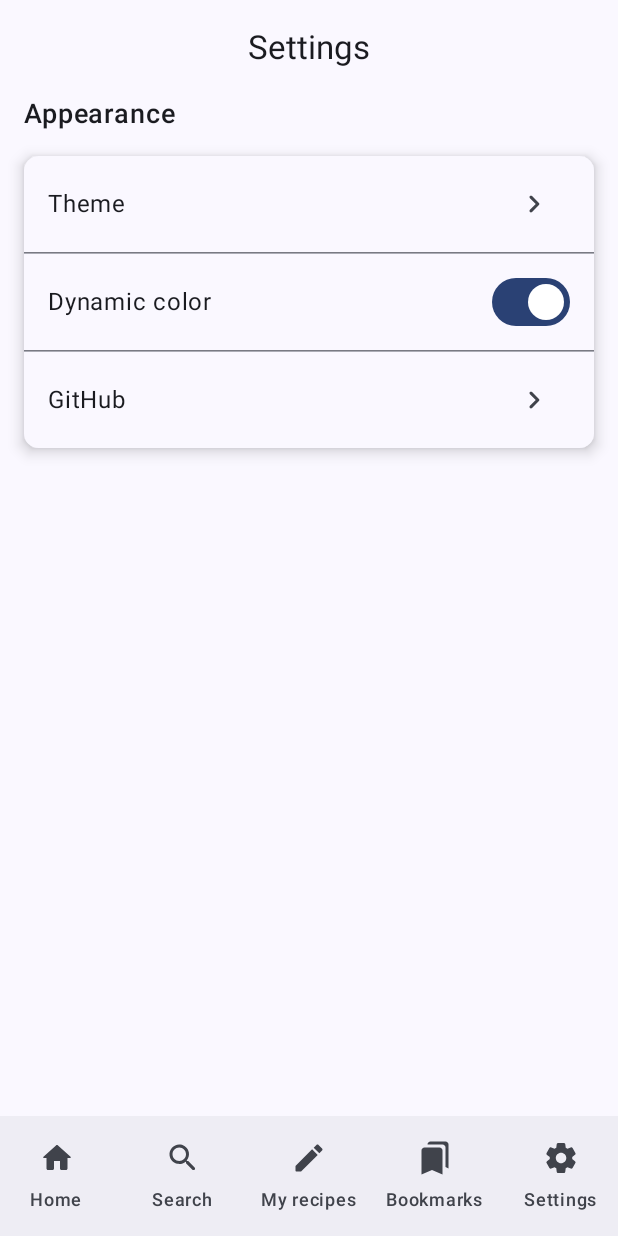
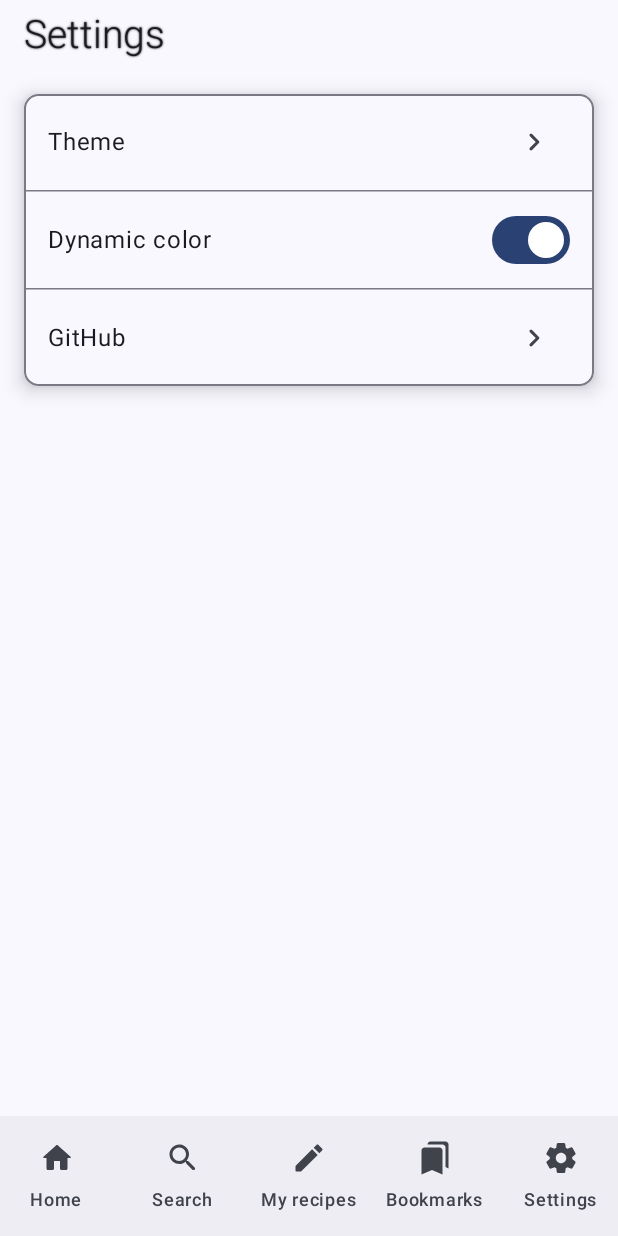
Before and after one commit to ifMaxi/TastyMeal, an Android app built with Jetpack Compose: the BookmarkScreen screen opened through its navigation route, item 5 of the bottom bar chosen, on a phone screen of 412 x 824 dp. Run offline under Robolectric (Android 15) with nearby library versions, the phone set to English and light mode, and no system bars; our stand-ins replace Dagger/Hilt's generated code, Room's generated code, paging; pictures from the network do not load; 6 statements that could not run were skipped.

Commit message:
Latest interface changes.

```diff
--- a/app/src/main/java/com/maxidev/tastymeal/presentation/bookmark/BookmarkScreen.kt
+++ b/app/src/main/java/com/maxidev/tastymeal/presentation/bookmark/BookmarkScreen.kt
@@ -12,6 +12,7 @@ import androidx.compose.foundation.layout.fillMaxSize
 import androidx.compose.foundation.layout.fillMaxWidth
 import androidx.compose.foundation.layout.padding
 import androidx.compose.foundation.layout.size
+import androidx.compose.foundation.layout.wrapContentHeight
 import androidx.compose.foundation.lazy.LazyColumn
 import androidx.compose.foundation.lazy.items
 import androidx.compose.foundation.lazy.rememberLazyListState
@@ -31,8 +32,6 @@ import androidx.compose.material3.SnackbarHost
 import androidx.compose.material3.SnackbarHostState
 import androidx.compose.material3.Text
 import androidx.compose.material3.TextButton
-import androidx.compose.material3.TopAppBarDefaults
-import androidx.compose.material3.rememberTopAppBarState
 import androidx.compose.runtime.Composable
 import androidx.compose.runtime.getValue
 import androidx.compose.runtime.mutableStateOf
@@ -42,7 +41,8 @@ import androidx.compose.runtime.setValue
 import androidx.compose.ui.Alignment
 import androidx.compose.ui.Modifier
 import androidx.compose.ui.draw.clip
-import androidx.compose.ui.input.nestedscroll.nestedScroll
+import androidx.compose.ui.graphics.Shadow
+import androidx.compose.ui.text.TextStyle
 import androidx.compose.ui.text.font.FontWeight
 import androidx.compose.ui.text.style.TextAlign
 import androidx.compose.ui.text.style.TextOverflow
@@ -53,7 +53,6 @@ import androidx.hilt.navigation.compose.hiltViewModel
 import androidx.lifecycle.compose.collectAsStateWithLifecycle
 import com.maxidev.tastymeal.domain.model.Meal
 import com.maxidev.tastymeal.presentation.components.CustomAsyncImage
-import com.maxidev.tastymeal.presentation.components.CustomCenteredTopBar
 import com.maxidev.tastymeal.presentation.components.CustomIconButton
 import com.maxidev.tastymeal.presentation.theme.TastyMealTheme
 import kotlinx.coroutines.launch
@@ -80,29 +79,9 @@ private fun BookmarkContent(
 ) {
     val coroutineScope = rememberCoroutineScope()
     val snackBarHostState = remember { SnackbarHostState() }
-    val topBarState = rememberTopAppBarState()
-    val scrollBehavior = TopAppBarDefaults.enterAlwaysScrollBehavior(topBarState)
     var openDialog by remember { mutableStateOf(false) }
 
-    Scaffold(
-        modifier = Modifier.nestedScroll(scrollBehavior.nestedScrollConnection),
-        snackbarHost = { SnackbarHost(hostState = snackBarHostState) },
-        topBar = {
-            CustomCenteredTopBar(
-                title = {
-                    Text(text = "Bookmarks")
-                },
-                actions = {
-                    CustomIconButton(
-                        imageVector = Icons.Rounded.DeleteSweep,
-                        contentDescription = "Clear all bookmarks",
-                        onClick = { openDialog = true }
-                    )
-                },
-                scrollBehavior = scrollBehavior
-            )
-        }
-    ) { innerPadding ->
+    Scaffold(snackbarHost = { SnackbarHost(hostState = snackBarHostState) }) { innerPadding ->
         val lazyState = rememberLazyListState()
 
         LazyColumn(
@@ -111,8 +90,13 @@ private fun BookmarkContent(
                 .consumeWindowInsets(innerPadding),
             state = lazyState,
             contentPadding = innerPadding,
-            horizontalAlignment = Alignment.CenterHorizontally
+            horizontalAlignment = Alignment.CenterHorizontally,
         ) {
+            item {
+                HeaderTitleWithButton(onClick = { openDialog = true })
+            }
+            item { Spacer(modifier = Modifier.size(20.dp)) }
+
             items(
                 items = allBookmarks,
                 key = { it.idMeal }
@@ -169,6 +153,37 @@ private fun BookmarkContent(
                 shape = RoundedCornerShape(10.dp)
             )
         }
+    }
+}
+
+@Composable
+private fun HeaderTitleWithButton(onClick: () -> Unit) {
+    Row(
+        modifier = Modifier
+            .wrapContentHeight(Alignment.Top)
+            .fillMaxWidth()
+            .padding(horizontal = 16.dp),
+        horizontalArrangement = Arrangement.SpaceBetween,
+        verticalAlignment = Alignment.CenterVertically
+    ) {
+        Text(
+            text = "Bookmarks",
+            style = TextStyle(
+                fontWeight = FontWeight.Light,
+                fontSize = 26.sp,
+                textAlign = TextAlign.Start,
+                shadow = Shadow(
+                    color = MaterialTheme.colorScheme.scrim,
+                    blurRadius = 1f
+                )
+            ),
+            modifier = Modifier.padding(vertical = 8.dp)
+        )
+        CustomIconButton(
+            imageVector = Icons.Rounded.DeleteSweep,
+            contentDescription = "Clear all bookmarks",
+            onClick = onClick
+        )
     }
 }
 
--- a/app/src/main/java/com/maxidev/tastymeal/presentation/detail/MealDetailOfflineScreen.kt
+++ b/app/src/main/java/com/maxidev/tastymeal/presentation/detail/MealDetailOfflineScreen.kt
@@ -149,7 +149,6 @@ private fun ScreenContentOffline(
                     }
                 }
             },
-            zoomImage = { /* TODO: Navigate to zoom. */ },
             meal = meal,
             modifier = Modifier.padding(innerPadding)
         )
--- a/app/src/main/java/com/maxidev/tastymeal/presentation/detail/MealDetailScreen.kt
+++ b/app/src/main/java/com/maxidev/tastymeal/presentation/detail/MealDetailScreen.kt
@@ -193,7 +193,6 @@ private fun ScreenContent(
                             }
                         }
                     },
-                    zoomImage = { /* TODO: Navigate to zoom. */ },
                     meal = meal.data ?: return@Scaffold,
                     modifier = Modifier.padding(innerPadding)
                 )
@@ -209,7 +208,6 @@ fun MealDetailContent(
     modifier: Modifier = Modifier,
     meal: Meal,
     tint: Color,
-    zoomImage: (String) -> Unit,
     onShare: () -> Unit,
     onBookmark: () -> Unit,
     onLink: () -> Unit,
@@ -230,7 +228,6 @@ fun MealDetailContent(
             strMeal = meal.strMeal,
             strMealThumb = meal.strMealThumb,
             strCategory = meal.strCategory,
-            zoomImage = zoomImage,
             tint = tint,
             onBookmark = onBookmark,
             navigateBack = navigateBack
@@ -278,7 +275,6 @@ private fun ImageWithTextHeader(
     strMealThumb: String,
     strCategory: String,
     tint: Color,
-    zoomImage: (String) -> Unit,
     onBookmark: () -> Unit,
     navigateBack: () -> Unit
 ) {
@@ -287,7 +283,6 @@ private fun ImageWithTextHeader(
             model = strMealThumb,
             contentDescription = strMeal,
             contentScale = ContentScale.Crop,
-            onClick = { zoomImage(strMealThumb) },
             modifier = Modifier.fillMaxWidth()
         )
         OutlinedCard(
@@ -346,7 +341,6 @@ private fun ImageWithTextHeaderPreview() {
             strMeal = "Lorem Impsum",
             strMealThumb = "Image",
             strCategory = "Category",
-            zoomImage = {},
             onBookmark = {},
             navigateBack = {},
             tint = Color.Red
--- a/app/src/main/java/com/maxidev/tastymeal/presentation/home/HomeScreen.kt
+++ b/app/src/main/java/com/maxidev/tastymeal/presentation/home/HomeScreen.kt
@@ -6,20 +6,15 @@ import androidx.compose.foundation.layout.Arrangement
 import androidx.compose.foundation.layout.Box
 import androidx.compose.foundation.layout.Column
 import androidx.compose.foundation.layout.PaddingValues
-import androidx.compose.foundation.layout.Row
 import androidx.compose.foundation.layout.consumeWindowInsets
 import androidx.compose.foundation.layout.fillMaxSize
 import androidx.compose.foundation.layout.fillMaxWidth
-import androidx.compose.foundation.layout.heightIn
 import androidx.compose.foundation.layout.padding
 import androidx.compose.foundation.layout.width
 import androidx.compose.foundation.layout.wrapContentHeight
 import androidx.compose.foundation.lazy.LazyRow
+import androidx.compose.foundation.lazy.items
 import androidx.compose.foundation.lazy.rememberLazyListState
-import androidx.compose.foundation.lazy.staggeredgrid.LazyHorizontalStaggeredGrid
-import androidx.compose.foundation.lazy.staggeredgrid.StaggeredGridCells
-import androidx.compose.foundation.lazy.staggeredgrid.items
-import androidx.compose.foundation.lazy.staggeredgrid.rememberLazyStaggeredGridState
 import androidx.compose.foundation.rememberScrollState
 import androidx.compose.foundation.shape.RoundedCornerShape
 import androidx.compose.foundation.verticalScroll
@@ -127,8 +122,7 @@ private fun HomeScreenContent(
                 )
                 LazyRow(
                     state = rememberLazyListState(),
-                    verticalAlignment = Alignment.CenterVertically,
-                    horizontalArrangement = Arrangement.spacedBy(6.dp)
+                    verticalAlignment = Alignment.CenterVertically
                 ) {
                     items(
                         count = pagingItems.itemCount,
@@ -259,13 +253,10 @@ private fun HomeScreenContent(
                     modifier = Modifier.align(Alignment.Start),
                     title = "Categories"
                 )
-                LazyHorizontalStaggeredGrid(
-                    modifier = Modifier.heightIn(max = 200.dp),
-                    rows = StaggeredGridCells.Fixed(2),
-                    state = rememberLazyStaggeredGridState(),
+                LazyRow(
+                    state = rememberLazyListState(),
                     contentPadding = PaddingValues(start = spacing, end = spacing, bottom = spacing),
-                    verticalArrangement = Arrangement.spacedBy(spacing),
-                    horizontalItemSpacing = spacing
+                    horizontalArrangement = Arrangement.spacedBy(spacing)
                 ) {
                     items(
                         items = categories,
@@ -362,23 +353,22 @@ private fun CategoryItem(
         shape = RoundedCornerShape(10.dp),
         onClick = { onClick(model.strName) }
     ) {
-        Row(
-            modifier = Modifier.padding(horizontal = 16.dp, vertical = 10.dp),
-            horizontalArrangement = Arrangement.spacedBy(16.dp),
-            verticalAlignment = Alignment.CenterVertically
-        ) {
         CustomAsyncImage(
             model = model.strThumb,
             contentDescription = model.strName,
             contentScale = ContentScale.Crop,
             onClick = { onClick(model.strName) },
-                modifier = Modifier.clip(RoundedCornerShape(10.dp))
+            modifier = Modifier
+                .padding(10.dp)
+                .clip(RoundedCornerShape(10.dp))
         )
         Text(
             text = model.strName,
-                fontWeight = FontWeight.Medium
+            fontWeight = FontWeight.Medium,
+            modifier = Modifier
+                .align(Alignment.CenterHorizontally)
+                .padding(10.dp)
         )
-        }
     }
 }
 
@@ -411,7 +401,7 @@ private fun RecommendationsItem(
             onClick = { onClick(model.idMeal) },
             model = model.strMealThumb,
             contentDescription = model.strMeal,
-            contentScale = ContentScale.Crop,
+            contentScale = ContentScale.Fit,
             height = 200.dp,
             modifier = Modifier
                 .padding(10.dp)
@@ -427,7 +417,7 @@ private fun RecommendationsItem(
             maxLines = 1,
             overflow = TextOverflow.Ellipsis,
             modifier = Modifier
-                .padding(horizontal = 16.dp, vertical = 8.dp)
+                .padding(bottom = 8.dp, start = 10.dp, end = 10.dp)
                 .width(180.dp)
         )
     }
--- a/app/src/main/java/com/maxidev/tastymeal/presentation/settings/SettingsScreen.kt
+++ b/app/src/main/java/com/maxidev/tastymeal/presentation/settings/SettingsScreen.kt
@@ -5,36 +5,40 @@ package com.maxidev.tastymeal.presentation.settings
 import android.content.Intent
 import android.os.Build
 import androidx.compose.foundation.clickable
+import androidx.compose.foundation.layout.Box
 import androidx.compose.foundation.layout.Column
 import androidx.compose.foundation.layout.Row
 import androidx.compose.foundation.layout.fillMaxSize
+import androidx.compose.foundation.layout.fillMaxWidth
 import androidx.compose.foundation.layout.padding
+import androidx.compose.foundation.layout.wrapContentHeight
 import androidx.compose.foundation.selection.selectable
 import androidx.compose.foundation.shape.RoundedCornerShape
 import androidx.compose.material.icons.Icons
 import androidx.compose.material.icons.automirrored.rounded.KeyboardArrowRight
 import androidx.compose.material3.AlertDialog
-import androidx.compose.material3.Card
 import androidx.compose.material3.CardDefaults
-import androidx.compose.material3.CenterAlignedTopAppBar
 import androidx.compose.material3.ExperimentalMaterial3Api
 import androidx.compose.material3.HorizontalDivider
 import androidx.compose.material3.Icon
 import androidx.compose.material3.IconButton
 import androidx.compose.material3.ListItem
+import androidx.compose.material3.MaterialTheme
+import androidx.compose.material3.OutlinedCard
 import androidx.compose.material3.RadioButton
 import androidx.compose.material3.Scaffold
 import androidx.compose.material3.Switch
 import androidx.compose.material3.Text
 import androidx.compose.material3.TextButton
-import androidx.compose.material3.TopAppBarDefaults
-import androidx.compose.material3.TopAppBarScrollBehavior
 import androidx.compose.runtime.Composable
 import androidx.compose.runtime.getValue
 import androidx.compose.ui.Alignment
 import androidx.compose.ui.Modifier
+import androidx.compose.ui.graphics.Shadow
 import androidx.compose.ui.platform.LocalContext
+import androidx.compose.ui.text.TextStyle
 import androidx.compose.ui.text.font.FontWeight
+import androidx.compose.ui.text.style.TextAlign
 import androidx.compose.ui.unit.dp
 import androidx.compose.ui.unit.sp
 import androidx.core.net.toUri
@@ -43,17 +47,13 @@ import androidx.lifecycle.compose.collectAsStateWithLifecycle
 import com.maxidev.tastymeal.data.datastore.TypeTheme
 
 @Composable
-fun SettingsScreen(
-    viewModel: SettingsViewModel = hiltViewModel()
-) {
+fun SettingsScreen(viewModel: SettingsViewModel = hiltViewModel()) {
     val dialogVisible by viewModel.dialogVisible.collectAsStateWithLifecycle()
     val isDynamic by viewModel.isDynamic.collectAsStateWithLifecycle()
     val themeType by viewModel.isTypeTheme.collectAsStateWithLifecycle()
-    val scrollBehavior = TopAppBarDefaults.pinnedScrollBehavior()
 
     ScreenContent(
         isDynamic = isDynamic,
-        scrollBehavior = scrollBehavior,
         onVisibility = { viewModel.setDialogVisible(true) },
         updateDynamicTheme = { viewModel.updateIsDynamicTheme() }
     )
@@ -70,41 +70,24 @@ fun SettingsScreen(
 @Composable
 private fun ScreenContent(
     isDynamic: Boolean,
-    scrollBehavior: TopAppBarScrollBehavior,
     onVisibility: (Boolean) -> Unit,
     updateDynamicTheme: (Boolean) -> Unit
 ) {
     val context = LocalContext.current
     val browserIntent = Intent(Intent.ACTION_VIEW, "https://github.com/ifMaxi".toUri())
 
-    // TODO: Add more settings !
-    Scaffold(
-        topBar = {
-            CenterAlignedTopAppBar(
-                title = {
-                    Text(text = "Settings")
-                },
-                scrollBehavior = scrollBehavior
-            )
-        }
-    ) { innerPadding ->
+    Scaffold { innerPadding ->
         Column(
             modifier = Modifier
                 .fillMaxSize()
                 .padding(innerPadding),
             horizontalAlignment = Alignment.CenterHorizontally
         ) {
-            Text(
-                text = "Appearance",
-                fontSize = 18.sp,
-                fontWeight = FontWeight.Medium,
-                modifier = Modifier
-                    .align(Alignment.Start)
-                    .padding(horizontal = 16.dp)
-            )
-            Card(
+            HeaderTitleItem(title = "Settings")
+
+            OutlinedCard(
                 modifier = Modifier.padding(16.dp),
-                elevation = CardDefaults.cardElevation(6.dp),
+                elevation = CardDefaults.outlinedCardElevation(8.dp),
                 shape = RoundedCornerShape(5)
             ) {
                 ListItem(
@@ -202,3 +185,27 @@ private fun RadioButtons(
         }
     }
 }
+
+@Composable
+fun HeaderTitleItem(title: String) {
+    Box(
+        modifier = Modifier
+            .wrapContentHeight(Alignment.Top)
+            .fillMaxWidth()
+            .padding(horizontal = 16.dp)
+    ) {
+        Text(
+            text = title,
+            style = TextStyle(
+                fontWeight = FontWeight.Light,
+                fontSize = 26.sp,
+                textAlign = TextAlign.Start,
+                shadow = Shadow(
+                    color = MaterialTheme.colorScheme.scrim,
+                    blurRadius = 1f
+                )
+            ),
+            modifier = Modifier.padding(vertical = 8.dp)
+        )
+    }
+}
```
Also changed, not shown: app/src/main/java/com/maxidev/tastymeal/presentation/recipe/MyRecipesScreen.kt (+11 -34 lines), app/src/main/java/com/maxidev/tastymeal/presentation/recipe/detail/RecipeDetailScreen.kt (+37 -37 lines), app/src/main/java/com/maxidev/tastymeal/presentation/recipe/edit/EditRecipeScreen.kt (+3 -13 lines), app/src/main/java/com/maxidev/tastymeal/presentation/recipe/new_recipe/NewRecipeScreen.kt (+3 -13 lines). Lines whose indentation alone changed are shown as unchanged.
